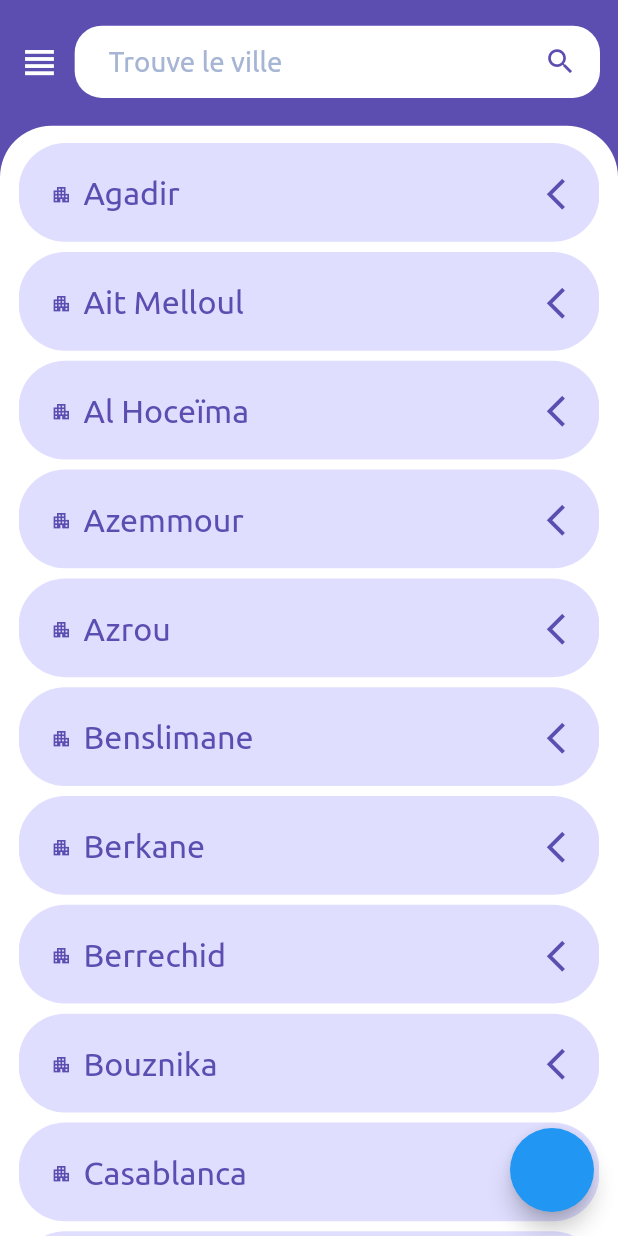
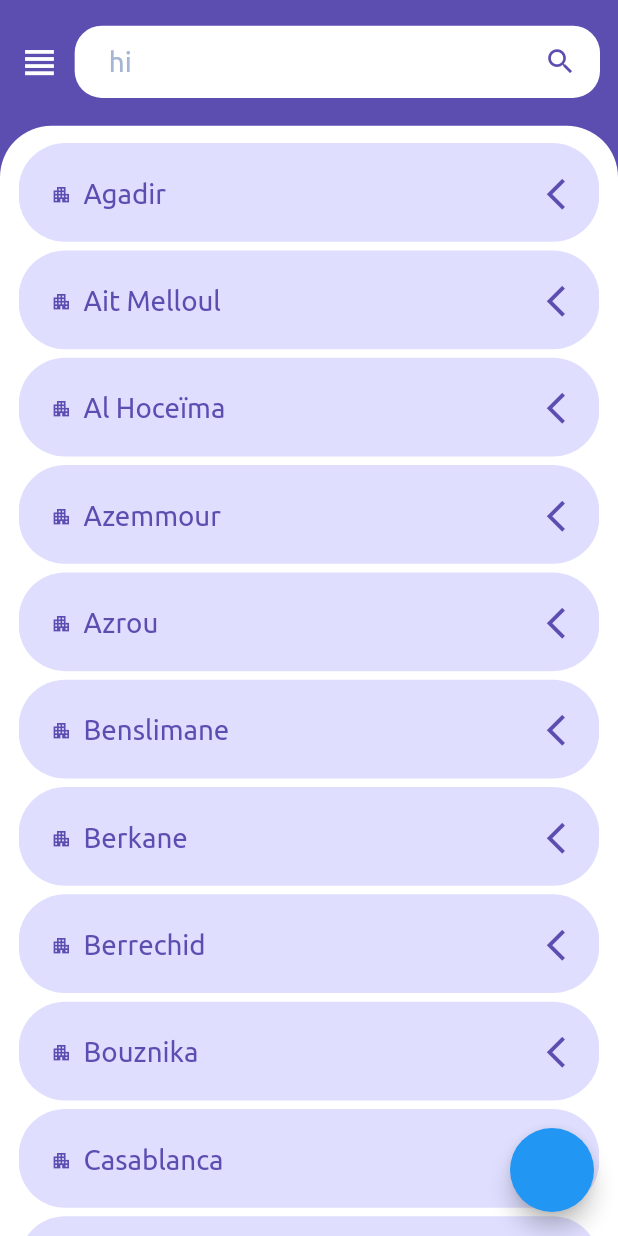
Before and after one commit to hboudanes/pharmacie_de_garde_UI, a Flutter app: the screen it shows after launch, on a phone screen of 412 x 824 dp. Run offline on Flutter 3.47's test engine with Material 2 defaults, Android fonts, the phone set to English and light mode, and no system bars; our stand-ins replace flutter_screenutil, flutter_svg, get, google_mobile_ads; network calls fail; project files that could hold a hidden picture were left out.

Commit message:
clean code

```diff
--- a/lib/components/drawer_button.dart
+++ b/lib/components/drawer_button.dart
@@ -1,6 +1,8 @@
 import 'package:flutter/material.dart';
 import 'package:flutter_screenutil/flutter_screenutil.dart';
-import '../theme/theme_text_style.dart';
+
+import '/theme/theme_colors.dart';
+import '/theme/theme_text_style.dart';
 
 class DrawerButton extends StatelessWidget {
   final Function()? onTap;
@@ -23,19 +25,19 @@ class DrawerButton extends StatelessWidget {
         padding: EdgeInsets.only(left: 56.w),
         height: 99.h,
         decoration: BoxDecoration(
-           color: Colors.white,
+            color: Colors.white,
             border: Border(
                 bottom: BorderSide.none,
                 top: BorderSide(
-          width: 1.h,
-          color: const Color(0xFF707070).withOpacity(0.10),
-        ))),
+                  width: 1.h,
+                  color: ThemeColors.drawerButtonBorder.withOpacity(0.10),
+                ))),
         width: double.infinity,
         child: Row(children: [
-          Container(
+          SizedBox(
             width: 32.h,
             height: 32.h,
-            child:prefixIcon!,
+            child: prefixIcon!,
           ),
           SizedBox(
             width: 64.w,
@@ -46,13 +48,13 @@ class DrawerButton extends StatelessWidget {
           ),
           star == true
               ? Row(
-                //return list 5 icon
+                  //return list 5 icon
                   children: List.generate(
                       5,
                       (index) => Icon(
                             Icons.star,
                             size: 24.h,
-                            color: const Color(0xFF01875F),
+                            color: ThemeColors.star,
                           )).toList(),
                 )
               : const SizedBox(
--- a/lib/components/drawer_button_share.dart
+++ b/lib/components/drawer_button_share.dart
@@ -1,6 +1,7 @@
 import 'package:flutter/material.dart';
 import 'package:flutter_screenutil/flutter_screenutil.dart';
-import '../theme/theme_text_style.dart';
+import 'package:pharmacie_de_garde_ui/theme/theme_colors.dart';
+import '/theme/theme_text_style.dart';
 
 class DrawerButtonShare extends StatelessWidget {
   final Function()? onTap;
@@ -25,7 +26,7 @@ class DrawerButtonShare extends StatelessWidget {
             border: Border(
                 bottom: BorderSide(
                   width: 1.h,
-                  color: const Color(0xFF707070).withOpacity(0.10),
+                  color:  ThemeColors.drawerButtonBorder.withOpacity(0.10),
                 ),
                 top: BorderSide.none)),
         width: double.infinity,
--- a/lib/components/city.dart
+++ b/lib/components/panl_city.dart
@@ -1,13 +1,16 @@
 import 'package:flutter/material.dart';
 import 'package:flutter_screenutil/flutter_screenutil.dart';
-import 'package:pharmacie_de_garde_ui/theme/theme_colors.dart';
+import 'package:pharmacie_de_garde_ui/theme/text_data.dart';
+import 'package:pharmacie_de_garde_ui/theme/theme_text_style.dart';
 
-class City extends StatefulWidget {
+import '/theme/theme_colors.dart';
+
+class PanlCity extends StatefulWidget {
   final String? name;
   final String? scheduleNight;
   final String? scheduleDay;
   final String? ondutyDate;
-  const City(
+  const PanlCity(
       {Key? key,
       this.name,
       this.scheduleNight,
@@ -16,10 +19,10 @@ class City extends StatefulWidget {
       : super(key: key);
 
   @override
-  State<City> createState() => _CityState();
+  State<PanlCity> createState() => _PanlCityState();
 }
 
-class _CityState extends State<City> {
+class _PanlCityState extends State<PanlCity> {
   bool isExpanded = false;
   double height = 115.h;
   double counter = 0;
@@ -40,7 +43,7 @@ class _CityState extends State<City> {
         width: double.infinity,
         height: height,
         decoration: BoxDecoration(
-            color: Color(0xFFDFDEFF),
+            color: ThemeColors.panlCityBackground,
             borderRadius: BorderRadius.circular(54.r)),
         child: Column(
           children: [
@@ -61,10 +64,7 @@ class _CityState extends State<City> {
                     SizedBox(width: 13.w),
                     Text(
                       widget.name!,
-                      style: TextStyle(
-                          color: ThemeColors.primary,
-                          fontSize: 35.sp,
-                          fontFamily: 'Ubuntu'),
+                      style: ThemeTextStyle().panalTitle
                     ),
                   ],
                 ),
@@ -108,19 +108,13 @@ class _CityState extends State<City> {
                         Row(
                           children: [
                             Text(
-                              'valable:',
-                              style: TextStyle(
-                                  color: ThemeColors.primary,
-                                  fontSize: 21.sp,
-                                  fontFamily: 'UbuntuMedium'),
+                              TextData.valid,
+                              style: ThemeTextStyle().panalSubTitleMedium,
                             ),
                             SizedBox(width: 12.w),
                             Text(
                               widget.ondutyDate!,
-                              style: TextStyle(
-                                  color: ThemeColors.primary,
-                                  fontSize: 21.sp,
-                                  fontFamily: 'Ubuntu'),
+                              style: ThemeTextStyle().panalSubTitle,
                             )
                           ],
                         ),
@@ -132,15 +126,12 @@ class _CityState extends State<City> {
                             Icon(
                               Icons.light_mode,
                               size: 24.h,
-                              color: Color(0xFF56CED6),
+                              color: ThemeColors.iconInDay,
                             ),
                             SizedBox(width: 12.w),
                             Text(
                               widget.scheduleDay!,
-                              style: TextStyle(
-                                  color: Colors.black,
-                                  fontSize: 20.sp,
-                                  fontFamily: 'UbuntuBlod'),
+                              style: ThemeTextStyle().panaltext,
                             ),
                           ],
                         ),
@@ -155,10 +146,7 @@ class _CityState extends State<City> {
                             SizedBox(width: 12.w),
                             Text(
                               widget.scheduleNight!,
-                              style: TextStyle(
-                                  color: Colors.black,
-                                  fontSize: 20.sp,
-                                  fontFamily: 'UbuntuBlod'),
+                              style: ThemeTextStyle().panaltext
                             ),
                           ],
                         )
--- /dev/null
+++ b/lib/components/search_bar.dart
@@ -0,0 +1,57 @@
+import 'package:flutter/material.dart';
+import 'package:flutter_screenutil/flutter_screenutil.dart';
+
+import '/theme/theme_colors.dart';
+import '/theme/theme_text_style.dart';
+
+class SearchBar extends StatelessWidget {
+  final String title;
+  final void Function(String)? onChanged;
+  final void Function(String)? onTap;
+  const SearchBar({Key? key, required this.title, this.onChanged, this.onTap})
+      : super(key: key);
+
+  @override
+  Widget build(BuildContext context) {
+    TextEditingController controller = TextEditingController();
+    return Container(
+      width: 569.w,
+      height: 84.h,
+      decoration: BoxDecoration(
+          color: Colors.white, borderRadius: BorderRadius.circular(18)),
+      child: Padding(
+        padding: EdgeInsets.only(left: 37.w, right: 25.w), //2537
+        child: Row(
+          mainAxisAlignment: MainAxisAlignment.center,
+          children: [
+            Expanded(
+              child: TextField(
+                controller: controller,
+                onChanged: onChanged,
+                style: ThemeTextStyle().searchBar,
+                decoration: InputDecoration(
+                  hintText: title,
+                  hintStyle: ThemeTextStyle().searchBarHint,
+                  border: InputBorder.none,
+                ),
+              ),
+            ),
+            SizedBox(
+              width: 40.w,
+            ),
+            InkWell(
+              onTap: () {
+                onTap!(controller.text);//retune data from testfield
+              },
+              child: Icon(
+                Icons.search,
+                color: ThemeColors.primary,
+                size: 38.38.h,
+              ),
+            )
+          ],
+        ),
+      ),
+    );
+  }
+}
--- a/lib/controller/admob_controller.dart
+++ b/lib/controller/admob_controller.dart
@@ -1,7 +1,7 @@
 import 'package:get/get.dart';
 import 'package:google_mobile_ads/google_mobile_ads.dart';
 
-import '../service/admob/ad_help.dart';
+import '/service/admob/ad_help.dart';
 
 class AdmobController extends GetxController {
   //we want to be able to check if the ad is loaded before displaying it.
@@ -71,7 +71,7 @@ class AdmobController extends GetxController {
           interstitialLoadAttempts = 0;
         },
         onAdFailedToLoad: (LoadAdError error) {
-          print('----------------------------------dskljsdlkjslkdjlskdjlksd-');
+
           interstitialLoadAttempts += 1;
           interstitialAd = null;
           if (interstitialLoadAttempts <= maxFailedLoadAttempts) {
--- a/lib/controller/home_controller.dart
+++ b/lib/controller/home_controller.dart
@@ -10,9 +10,8 @@ class HomeController extends GetxController {
     final String response = await rootBundle.loadString('asset/cities.json');
     final data = await json.decode(response) as Map;
     List city = data.values.elementAt(0);
-    city.forEach((element) {
-      cities.add(element);
-    });
+
+    city.forEach((element) => cities.add(element));
     update();
   }
 
--- a/lib/theme/text_data.dart
+++ b/lib/theme/text_data.dart
@@ -1,7 +1,5 @@
-import 'package:flutter/material.dart';
-
 abstract class TextData {
-  //fr
+//fr
 
   static const String appName = "Pharmacies de Garde";
   //splash
@@ -14,4 +12,6 @@ abstract class TextData {
   static const String inFacebook = "Dans FaceBook";
   //share
   static const String share = "Partager";
+  //panal
+  static const String valid = "Valide";
 }
--- a/lib/theme/theme_colors.dart
+++ b/lib/theme/theme_colors.dart
@@ -3,4 +3,11 @@ import 'package:flutter/material.dart';
 abstract class ThemeColors {
   static const Color primary = Color(0xFF5C4DB1);
   static const Color inputHint = Color(0xFFA6B5D4);
+  //drawer
+  static const Color drawerTitle =  Color(0xFF404040);
+  static const Color drawerButtonBorder =  Color(0xFF707070);
+  static const Color star =  Color(0xFF01875F);
+  //panlcity
+  static const Color panlCityBackground = Color(0xFFDFDEFF);
+  static const Color iconInDay = Color(0xFF56CED6);
 }
--- a/lib/theme/theme_text_style.dart
+++ b/lib/theme/theme_text_style.dart
@@ -8,16 +8,29 @@ class ThemeTextStyle {
       TextStyle(color: Colors.white, fontSize: 54.sp, fontFamily: 'UbuntuBlod');
   final TextStyle splashSubTitle =
       TextStyle(color: Colors.white, fontSize: 35.sp, fontFamily: 'Ubuntu');
-  final TextStyle splashText =
-      TextStyle(color: ThemeColors.primary, fontSize: 25.sp, fontFamily: 'Ubuntu');
+  final TextStyle splashText = TextStyle(
+      color: ThemeColors.primary, fontSize: 25.sp, fontFamily: 'Ubuntu');
+
+  //home page
+  //searchbar
+  final TextStyle searchBar = TextStyle(
+      color: ThemeColors.primary, fontSize: 30.sp, fontFamily: 'Ubuntu');
+  final TextStyle searchBarHint = TextStyle(
+      color: ThemeColors.inputHint, fontSize: 30.sp, fontFamily: 'Ubuntu');
   //Drawer
-  final TextStyle drawerTitle =
-      TextStyle(color: Color(0xFF404040), fontSize: 29.sp, fontFamily: 'UbuntuBlod');
-  final TextStyle drawerButton =
-      TextStyle(color: Color(0xFF404040), fontSize: 29.sp, fontFamily: 'Ubuntu');
-  //home page
-  final TextStyle searchBar =
-      TextStyle(color: ThemeColors.primary, fontSize: 30.sp, fontFamily: 'Ubuntu');
-  final TextStyle searchBarHint =
-      TextStyle(color: ThemeColors.inputHint, fontSize: 30.sp, fontFamily: 'Ubuntu');
+  final TextStyle drawerTitle = TextStyle(
+      color: ThemeColors.drawerTitle,
+      fontSize: 29.sp,
+      fontFamily: 'UbuntuBlod');
+  final TextStyle drawerButton = TextStyle(
+      color: ThemeColors.drawerTitle, fontSize: 29.sp, fontFamily: 'Ubuntu');
+  //panlcity
+  final TextStyle panalTitle = TextStyle(
+      color: ThemeColors.primary, fontSize: 30.sp, fontFamily: 'Ubuntu');
+  final TextStyle panalSubTitleMedium = TextStyle(
+      color: ThemeColors.primary, fontSize: 21.sp, fontFamily: 'UbuntuMedium');
+  final TextStyle panalSubTitle = TextStyle(
+      color: ThemeColors.primary, fontSize: 21.sp, fontFamily: 'Ubuntu');
+  final TextStyle panaltext = TextStyle(
+      color: Colors.black, fontSize: 20.sp, fontFamily: 'Ubuntublod');
 }
--- a/lib/view/home.dart
+++ b/lib/view/home.dart
@@ -1,16 +1,15 @@
-
-
 import 'package:flutter/material.dart';
 import 'package:flutter_screenutil/flutter_screenutil.dart';
+import 'package:google_mobile_ads/google_mobile_ads.dart';
+
 import 'package:get/get.dart';
-import 'package:google_mobile_ads/google_mobile_ads.dart';
-import 'package:pharmacie_de_garde_ui/components/city.dart';
-import 'package:pharmacie_de_garde_ui/controller/admob_controller.dart';
-import 'package:pharmacie_de_garde_ui/controller/home_controller.dart';
+import 'package:pharmacie_de_garde_ui/view/splash.dart';
 
+import '/components/panl_city.dart';
+import '/components/search_bar.dart';
+import '/controller/admob_controller.dart';
+import '/controller/home_controller.dart';
 import '/components/custom_drawer.dart';
-import '/theme/theme_colors.dart';
-import '/theme/theme_text_style.dart';
 
 class Home extends StatelessWidget {
   Home({Key? key}) : super(key: key);
@@ -25,6 +24,11 @@ class Home extends StatelessWidget {
       floatingActionButton: FloatingActionButton(
         onPressed: () {
           admobController.showInterstitialAd();
+          Navigator.of(context).push(MaterialPageRoute(
+            builder: (context) {
+              return Splash();
+            },
+          ));
         },
       ),
       body: SafeArea(
@@ -42,38 +46,10 @@ class Home extends StatelessWidget {
                 ),
               ),
               SizedBox(width: 14.9.w),
-              Container(
-                width: 569.w,
-                height: 84.h,
-                decoration: BoxDecoration(
-                    color: Colors.white,
-                    borderRadius: BorderRadius.circular(18)),
-                child: Padding(
-                  padding: EdgeInsets.only(left: 37.w, right: 25.w), //2537
-                  child: Row(
-                    mainAxisAlignment: MainAxisAlignment.center,
-                    children: [
-                      Expanded(
-                        child: TextFormField(
-                          style: ThemeTextStyle().searchBar,
-                          decoration: InputDecoration(
-                            hintText: 'Trouve le ville',
-                            hintStyle: ThemeTextStyle().searchBarHint,
-                            border: InputBorder.none,
-                          ),
-                        ),
-                      ),
-                      SizedBox(
-                        width: 40.w,
-                      ),
-                      Icon(
-                        Icons.search,
-                        color: ThemeColors.primary,
-                        size: 38.38.h,
-                      )
-                    ],
-                  ),
-                ),
+              SearchBar(
+                title: 'hi',
+                onChanged: (String ff) {},
+                onTap: (String ff) {},
               )
             ],
           ),
@@ -92,10 +68,10 @@ class Home extends StatelessWidget {
                   builder: ((controller) {
                     return ListView.builder(
                         itemCount: controller.cities.length,
-                        itemBuilder: ((BuildContext, index) {
+                        itemBuilder: ((BuildContext buildContext, index) {
                           return Column(
                             children: [
-                              City(
+                              PanlCity(
                                 name:
                                     controller.cities.elementAt(index)['name'],
                                 scheduleDay: controller.cities
@@ -120,8 +96,8 @@ class Home extends StatelessWidget {
                                         ad: admobController.bannerAd,
                                       ),
                                     )
-                                  : SizedBox(
-                                      height: 1,
+                                  : const SizedBox(
+                                      height: 0,
                                     )
                             ],
                           );
--- a/lib/view/splash.dart
+++ b/lib/view/splash.dart
@@ -1,6 +1,6 @@
 import 'package:flutter/material.dart';
 import 'package:flutter_screenutil/flutter_screenutil.dart';
-import 'package:pharmacie_de_garde_ui/theme/ImagePath.dart';
+import 'package:pharmacie_de_garde_ui/theme/Image_path.dart';
 import 'package:pharmacie_de_garde_ui/theme/text_data.dart';
 import 'package:pharmacie_de_garde_ui/theme/theme_text_style.dart';
 
```
Also changed, not shown: lib/components/custom_drawer.dart (+4 -4 lines), lib/main.dart (+5 -3 lines), lib/theme/Image_path.dart (renamed from lib/theme/ImagePath.dart).
